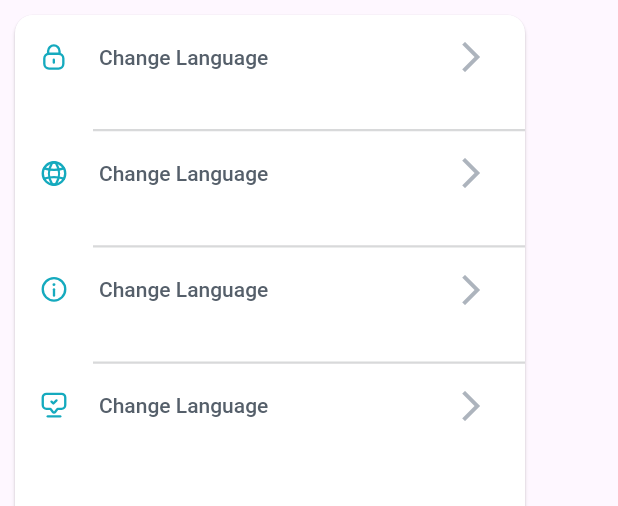
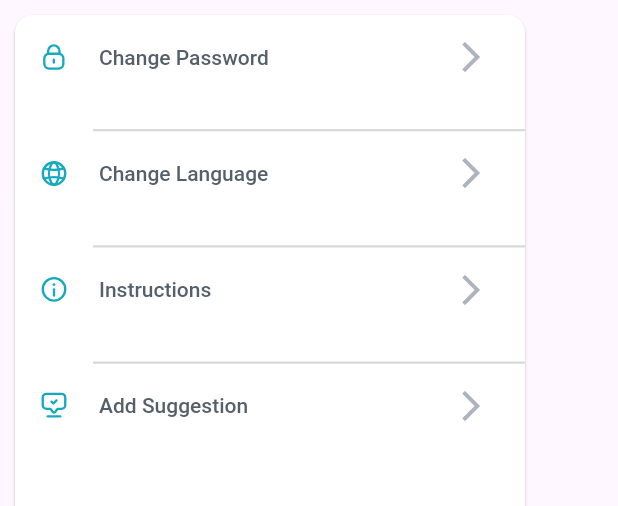
Before and after one commit to flipking038/Driver_app, a Flutter app: the OpteonProfile widget shown alone on an empty page, opened directly, on a phone screen of 412 x 824 dp. Shown: the top 506 px of the screen. Run offline on Flutter 3.47's test engine with Material 3 defaults, Android fonts, the phone set to English and light mode, and no system bars; our stand-ins replace dio, flutter_bloc, flutter_svg, shared_preferences; accounts and stored records are empty; network calls fail.

Commit message:
Make Cubit Work & create Change Password Screen

```diff
--- a/lib/cubit/profile/profile_cubit.dart
+++ b/lib/cubit/profile/profile_cubit.dart
@@ -1,4 +1,5 @@
 import 'package:dio/dio.dart';
+
 import 'package:flutter_bloc/flutter_bloc.dart';
 import 'package:telgani/constant.dart';
 
@@ -9,12 +10,12 @@ class ProfileCubit extends Cubit<ProfileState> {
 
   Dio dio = Dio();
 
-  static String? name;
-  static String? company;
+  String? name;
+  String? company;
 
-  Future<dynamic> profile() async {
-    emit(ProfileLoading());
+  profile() async {
     try {
+      emit(ProfileLoading());
       dio.options.headers['Authorization'] = "Bearer $token";
 
       final Response response =
@@ -22,6 +23,7 @@ class ProfileCubit extends Cubit<ProfileState> {
 
       name = response.data['data']['name'];
       company = response.data['data']['company']['names']['en'];
+
       emit(ProfileSuccess());
     } catch (e) {
       emit(ProfileFailure(message: e.toString()));
--- a/lib/widgets/profile_widgets/option_item.dart
+++ b/lib/widgets/profile_widgets/option_item.dart
@@ -3,9 +3,10 @@ import 'package:flutter_svg/svg.dart';
 import 'package:telgani/widgets/profile_widgets/card_list_tile.dart';
 
 class OptionItem extends StatelessWidget {
-  const OptionItem({super.key, required this.optionIcon});
+  const OptionItem({super.key, required this.optionIcon, required this.title});
 
   final String optionIcon;
+  final String title;
 
   @override
   Widget build(BuildContext context) {
@@ -13,7 +14,7 @@ class OptionItem extends StatelessWidget {
       padding: const EdgeInsets.only(bottom: 20),
       child: CardListTile(
         leading: SvgPicture.asset(optionIcon),
-        title: 'Change Language',
+        title: title,
         titleTextStyle: const TextStyle(
           color: Color(0xff555F6A),
           fontSize: 14,
--- a/lib/widgets/profile_widgets/option_profile.dart
+++ b/lib/widgets/profile_widgets/option_profile.dart
@@ -14,22 +14,34 @@ class OpteonProfile extends StatelessWidget {
         cardChild: Column(
           mainAxisAlignment: MainAxisAlignment.start,
           children: [
-            OptionItem(optionIcon: 'assets/image/change_password.svg'),
+            OptionItem(
+              optionIcon: 'assets/image/change_password.svg',
+              title: 'Change Password',
+            ),
             Padding(
               padding: EdgeInsets.only(left: 52),
               child: StrokeWidget(),
             ),
-            OptionItem(optionIcon: 'assets/image/change_language.svg'),
+            OptionItem(
+              optionIcon: 'assets/image/change_language.svg',
+              title: 'Change Language',
+            ),
             Padding(
               padding: EdgeInsets.only(left: 52),
               child: StrokeWidget(),
             ),
-            OptionItem(optionIcon: 'assets/image/instructions.svg'),
+            OptionItem(
+              optionIcon: 'assets/image/instructions.svg',
+              title: 'Instructions',
+            ),
             Padding(
               padding: EdgeInsets.only(left: 52),
               child: StrokeWidget(),
             ),
-            OptionItem(optionIcon: 'assets/image/add_suggestion.svg'),
+            OptionItem(
+              optionIcon: 'assets/image/add_suggestion.svg',
+              title: 'Add Suggestion',
+            ),
           ],
         ),
       ),
```
Also changed, not shown: lib/main.dart (+7 -3 lines), lib/screens/change_password_screen.dart (added, +10 -0 lines), lib/screens/profile_screen.dart (+8 -2 lines).
